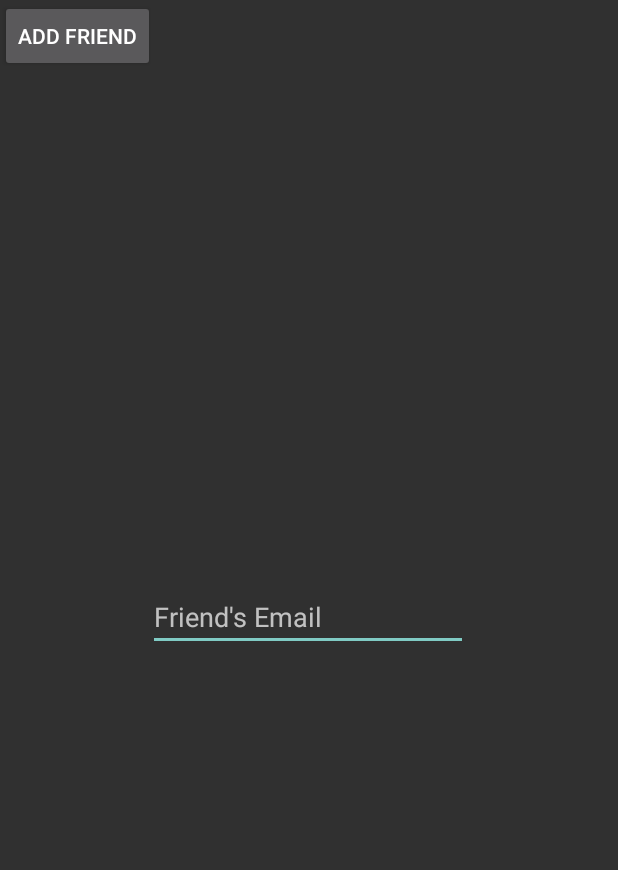
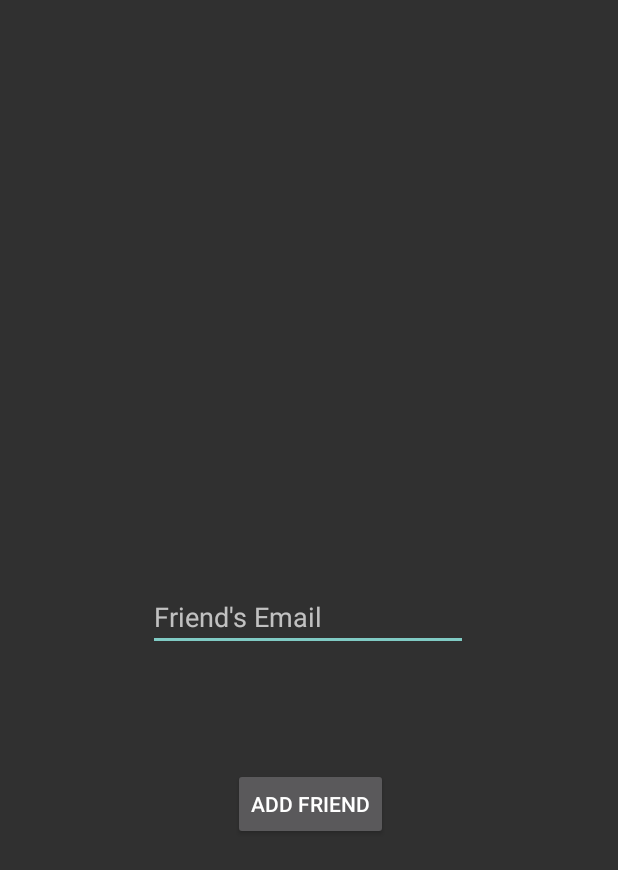
Before and after one commit to nikkangh/catchUp, an Android app: the EmailActivity screen opened directly, with no data from a screen before it, on a phone screen of 412 x 824 dp. Shown: the top 870 px of the screen. Run offline under Robolectric (Android 15) with nearby library versions, the phone set to English and light mode, and no system bars.

```diff
--- a/FinalProject/app/src/main/res/layout/activity_email.xml
+++ b/FinalProject/app/src/main/res/layout/activity_email.xml
@@ -26,9 +26,15 @@
         android:id="@+id/emailSubmit"
         android:layout_width="wrap_content"
         android:layout_height="wrap_content"
+        android:layout_marginBottom="200dp"
+        android:layout_marginEnd="140dp"
+        android:layout_marginStart="142dp"
+        android:layout_marginTop="13dp"
         android:onClick="get"
         android:text="Add Friend"
         android:textAlignment="center"
-        tools:layout_editor_absoluteX="142dp"
-        tools:layout_editor_absoluteY="320dp" />
+        app:layout_constraintBottom_toBottomOf="parent"
+        app:layout_constraintEnd_toEndOf="parent"
+        app:layout_constraintStart_toStartOf="parent"
+        app:layout_constraintTop_toBottomOf="@+id/emailText" />
 </android.support.constraint.ConstraintLayout>
```
Also changed, not shown: FinalProject/app/src/main/java/edu/usc/cs404/catchup/EmailActivity.java (+29 -1 lines).
